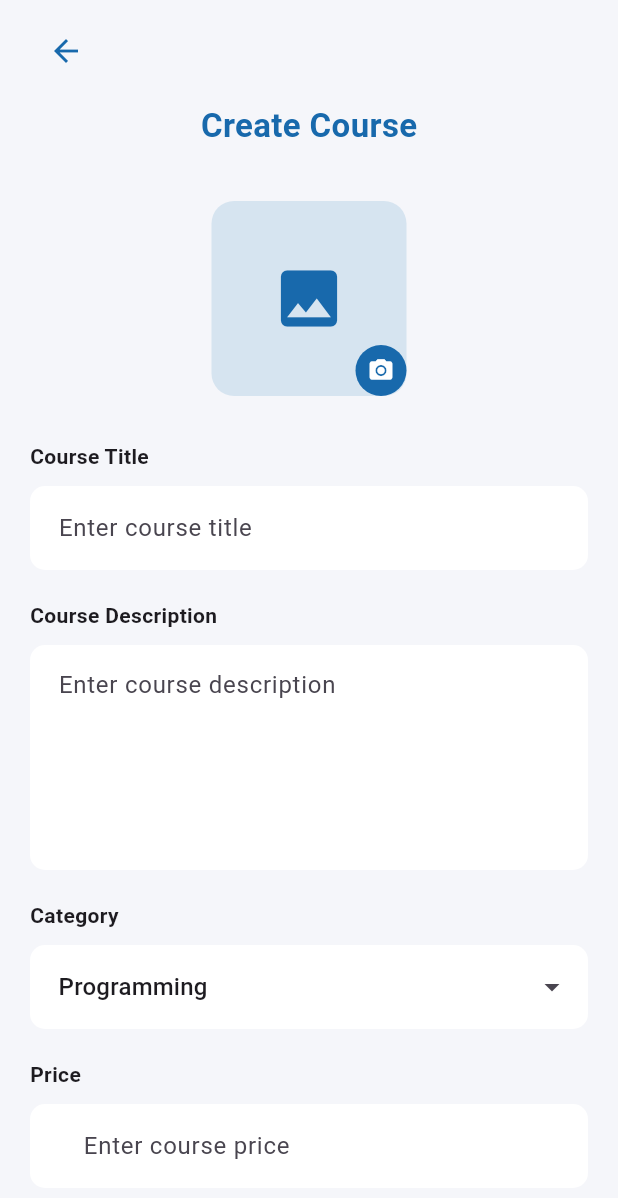
After one commit to Charlie-Programmer/Skillo, a Flutter app: the CreateCoursePage screen opened directly, on a phone screen of 412 x 824 dp. The commit adds this screen. Shown: the top 1198 px of the screen. Run offline on Flutter 3.47's test engine with Material 3 defaults, Android fonts, the phone set to English and light mode, and no system bars; drawn by our look-alikes of dropdown_search; our stand-ins replace file_picker, image_picker, shared_preferences; accounts and stored records are empty.

Commit message:
May 7 Updated

```diff
--- a/lib/course_analytics.dart
+++ b/lib/course_analytics.dart
@@ -1,5 +1,5 @@
 import 'package:flutter/material.dart';
-import 'nav_bar.dart';
+import 'create_course.dart';
 
 class CourseAnalyticsPage extends StatelessWidget {
   const CourseAnalyticsPage({super.key});
@@ -89,7 +89,7 @@ class CourseAnalyticsPage extends StatelessWidget {
                     Navigator.pushReplacement(
                       context,
                       MaterialPageRoute(
-                        builder: (context) => const MainNavigation(),
+                        builder: (context) => const CreateCoursePage(),
                       ),
                     );
                   },
--- /dev/null
+++ b/lib/create_course.dart
@@ -0,0 +1,362 @@
+import 'package:flutter/material.dart';
+import 'dart:io';
+import 'package:image_picker/image_picker.dart';
+import 'package:dropdown_search/dropdown_search.dart';
+
+class CreateCoursePage extends StatefulWidget {
+  const CreateCoursePage({super.key});
+
+  @override
+  State<CreateCoursePage> createState() => _CreateCoursePageState();
+}
+
+class _CreateCoursePageState extends State<CreateCoursePage> {
+  final TextEditingController titleController = TextEditingController();
+  final TextEditingController descriptionController =
+      TextEditingController();
+  final TextEditingController priceController = TextEditingController();
+
+  File? _courseImage;
+  final ImagePicker _picker = ImagePicker();
+
+  String selectedCategory = "Programming";
+
+      final List<String> categories = [
+        "Programming",
+        "Web Development",
+        "Mobile Development",
+        "Game Development",
+        "Artificial Intelligence",
+        "Machine Learning",
+        "Cybersecurity",
+        "Data Science",
+        "Cloud Computing",
+        "UI/UX Design",
+        "Graphic Design",
+        "Business",
+        "Entrepreneurship",
+        "Marketing",
+        "Digital Marketing",
+        "Finance",
+        "Accounting",
+        "Photography",
+        "Video Editing",
+        "Music",
+        "Health & Fitness",
+        "Personal Development",
+        "Language Learning",
+        "Teaching & Academics",
+        "Cooking",
+        "Lifestyle",
+      ];
+
+  Future<void> _pickImage() async {
+  final pickedFile =
+      await _picker.pickImage(source: ImageSource.gallery);
+
+  if (pickedFile != null) {
+    setState(() {
+      _courseImage = File(pickedFile.path);
+    });
+  }
+}
+
+  @override
+  Widget build(BuildContext context) {
+    return Scaffold(
+      backgroundColor: const Color(0xFFF5F6FA),
+      body: SafeArea(
+        child: SingleChildScrollView(
+          padding: const EdgeInsets.symmetric(horizontal: 20),
+          child: Column(
+            crossAxisAlignment: CrossAxisAlignment.start,
+            children: [
+              const SizedBox(height: 10),
+
+              // Back Button
+              IconButton(
+                onPressed: () => Navigator.pop(context),
+                icon: const Icon(
+                  Icons.arrow_back,
+                  color: Color.fromARGB(255, 24, 105, 172),
+                ),
+              ),
+
+              const SizedBox(height: 10),
+
+              // Title
+              const Center(
+                child: Text(
+                  "Create Course",
+                  style: TextStyle(
+                    fontSize: 22,
+                    fontWeight: FontWeight.w600,
+                    color: Color.fromARGB(255, 24, 105, 172),
+                  ),
+                ),
+              ),
+
+              const SizedBox(height: 35),
+
+              // Course Thumbnail
+              Center(
+                child: Stack(
+                  children: [
+                    Container(
+                      height: 130,
+                      width: 130,
+                      decoration: BoxDecoration(
+                        color: const Color(0xFFD6E4F0),
+                        borderRadius: BorderRadius.circular(15),
+                        image: _courseImage != null
+                            ? DecorationImage(
+                                image: FileImage(_courseImage!),
+                                fit: BoxFit.cover,
+                              )
+                            : null,
+                      ),
+                      child: _courseImage == null
+                          ? const Icon(
+                              Icons.image,
+                              size: 50,
+                              color: Color.fromARGB(255, 24, 105, 172),
+                            )
+                          : null,
+                    ),
+
+                    Positioned(
+                      bottom: 0,
+                      right: 0,
+                      child: GestureDetector(
+                        onTap: _pickImage,
+                        child: Container(
+                          padding: const EdgeInsets.all(8),
+                          decoration: const BoxDecoration(
+                            color: Color.fromARGB(255, 24, 105, 172),
+                            shape: BoxShape.circle,
+                          ),
+                          child: const Icon(
+                            Icons.camera_alt,
+                            size: 18,
+                            color: Colors.white,
+                          ),
+                        ),
+                      ),
+                    ),
+                  ],
+                ),
+              ),
+
+              const SizedBox(height: 30),
+
+              // Course Title
+              const Text(
+                "Course Title",
+                style: TextStyle(
+                  fontWeight: FontWeight.w600,
+                ),
+              ),
+
+              const SizedBox(height: 10),
+
+              TextField(
+                controller: titleController,
+                decoration: InputDecoration(
+                  hintText: "Enter course title",
+                  filled: true,
+                  fillColor: Colors.white,
+                  contentPadding: const EdgeInsets.symmetric(
+                    horizontal: 15,
+                    vertical: 16,
+                  ),
+                  border: OutlineInputBorder(
+                    borderRadius: BorderRadius.circular(10),
+                    borderSide: BorderSide.none,
+                  ),
+                ),
+              ),
+
+              const SizedBox(height: 20),
+
+              // Description
+              const Text(
+                "Course Description",
+                style: TextStyle(
+                  fontWeight: FontWeight.w600,
+                ),
+              ),
+
+              const SizedBox(height: 10),
+
+              TextField(
+                controller: descriptionController,
+                maxLines: 5,
+                decoration: InputDecoration(
+                  hintText: "Enter course description",
+                  filled: true,
+                  fillColor: Colors.white,
+                  contentPadding: const EdgeInsets.all(15),
+                  border: OutlineInputBorder(
+                    borderRadius: BorderRadius.circular(10),
+                    borderSide: BorderSide.none,
+                  ),
+                ),
+              ),
+
+              const SizedBox(height: 20),
+
+              const Text(
+                "Category",
+                style: TextStyle(
+                  fontWeight: FontWeight.w600,
+                ),
+              ),
+
+              const SizedBox(height: 10),
+
+              DropdownSearch<String>(
+                items: categories,
+
+                selectedItem: selectedCategory,
+
+                popupProps: PopupProps.menu(
+                  showSearchBox: true,
+
+                      containerBuilder: (context, popupWidget) {
+                        return Container(
+                          color: Colors.white,
+                          child: popupWidget,
+                        );
+                      },
+
+                  searchFieldProps: const TextFieldProps(
+                    decoration: InputDecoration(
+                      hintText: "Search category",
+                      prefixIcon: Icon(Icons.search),
+                    ),
+                  ),
+
+
+                  itemBuilder: (context, item, isSelected) {
+                    return ListTile(
+                      title: Text(item),
+                    );
+                  },
+
+
+                  emptyBuilder: (context, searchEntry) {
+                    return const Padding(
+                      padding: EdgeInsets.all(20),
+                      child: Center(
+                        child: Text(
+                          "No category found",
+                          style: TextStyle(fontSize: 16),
+                        ),
+                      ),
+                    );
+                  },
+
+                  // ✅ CASE INSENSITIVE SEARCH
+                  searchDelay: Duration(milliseconds: 0),
+                ),
+
+                // ✅ CUSTOM FILTER
+                filterFn: (item, filter) {
+                  return item
+                      .toLowerCase()
+                      .contains(filter.toLowerCase());
+                },
+
+                dropdownDecoratorProps: DropDownDecoratorProps(
+                  dropdownSearchDecoration: InputDecoration(
+                    filled: true,
+                    fillColor: Colors.white,
+                    contentPadding: const EdgeInsets.symmetric(
+                      horizontal: 15,
+                      vertical: 16,
+                    ),
+                    border: OutlineInputBorder(
+                      borderRadius: BorderRadius.circular(10),
+                      borderSide: BorderSide.none,
+                    ),
+                  ),
+                ),
+
+                onChanged: (value) {
+                  setState(() {
+                    selectedCategory = value!;
+                  });
+                },
+              ),
+
+              const SizedBox(height: 20),
+
+              // Price
+              const Text(
+                "Price",
+                style: TextStyle(
+                  fontWeight: FontWeight.w600,
+                ),
+              ),
+
+              const SizedBox(height: 10),
+
+              TextField(
+                controller: priceController,
+                keyboardType: TextInputType.number,
+                decoration: InputDecoration(
+                  hintText: "Enter course price",
+                  prefixText: "₱ ",
+                  filled: true,
+                  fillColor: Colors.white,
+                  contentPadding: const EdgeInsets.symmetric(
+                    horizontal: 15,
+                    vertical: 16,
+                  ),
+                  border: OutlineInputBorder(
+                    borderRadius: BorderRadius.circular(10),
+                    borderSide: BorderSide.none,
+                  ),
+                ),
+              ),
+
+              const SizedBox(height: 35),
+
+              // Create Button
+              SizedBox(
+                width: double.infinity,
+                height: 55,
+                child: ElevatedButton(
+                  onPressed: () {
+                    ScaffoldMessenger.of(context).showSnackBar(
+                      const SnackBar(
+                        content: Text("Course Created Successfully!"),
+                      ),
+                    );
+                  },
+                  style: ElevatedButton.styleFrom(
+                    backgroundColor:
+                        const Color.fromARGB(255, 24, 105, 172),
+                    shape: RoundedRectangleBorder(
+                      borderRadius: BorderRadius.circular(10),
+                    ),
+                  ),
+                  child: const Text(
+                    "CREATE COURSE",
+                    style: TextStyle(
+                      fontWeight: FontWeight.bold,
+                      letterSpacing: 1,
+                      color: Colors.white,
+                    ),
+                  ),
+                ),
+              ),
+
+              const SizedBox(height: 30),
+            ],
+          ),
+        ),
+      ),
+    );
+  }
+}
--- a/lib/library.dart
+++ b/lib/library.dart
@@ -27,7 +27,7 @@ return Container(
                 mainAxisAlignment: MainAxisAlignment.spaceBetween,
                 children: const [
                   Text(
-                    "My Courses",
+                    "My Library",
                     style: TextStyle(
                       fontSize: 20,
                       fontWeight: FontWeight.bold,
--- a/lib/my_courses.dart
+++ b/lib/my_courses.dart
@@ -1,5 +1,5 @@
 import 'package:flutter/material.dart';
-import 'nav_bar.dart';
+import 'create_course.dart';
 
 class MyCoursesPage extends StatelessWidget {
   const MyCoursesPage({super.key});
@@ -89,7 +89,7 @@ class MyCoursesPage extends StatelessWidget {
                     Navigator.pushReplacement(
                       context,
                       MaterialPageRoute(
-                        builder: (context) => const MainNavigation(),
+                        builder: (context) => const CreateCoursePage(),
                       ),
                     );
                   },
--- a/pubspec.yaml
+++ b/pubspec.yaml
@@ -35,6 +35,7 @@ dependencies:
   image_picker: ^1.0.0
   file_picker: ^8.0.0
   shared_preferences: ^2.2.3
+  dropdown_search: ^5.0.6
 
   # The following adds the Cupertino Icons font to your application.
   # Use with the CupertinoIcons class for iOS style icons.
```
Also changed, not shown: pubspec.lock.
